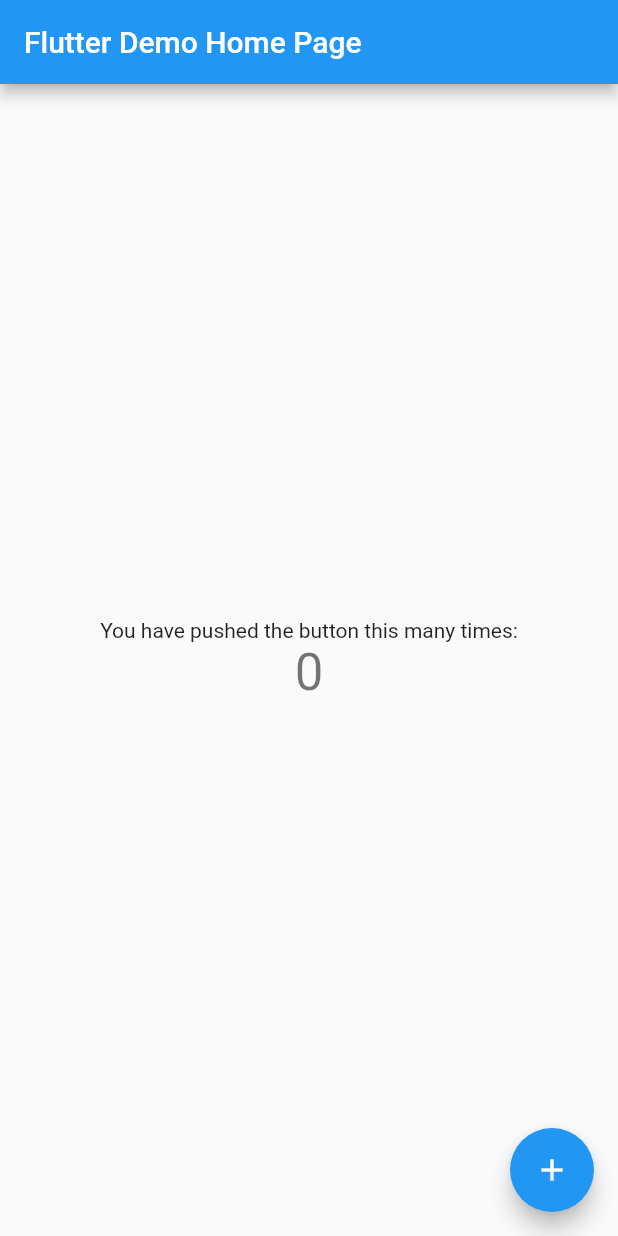
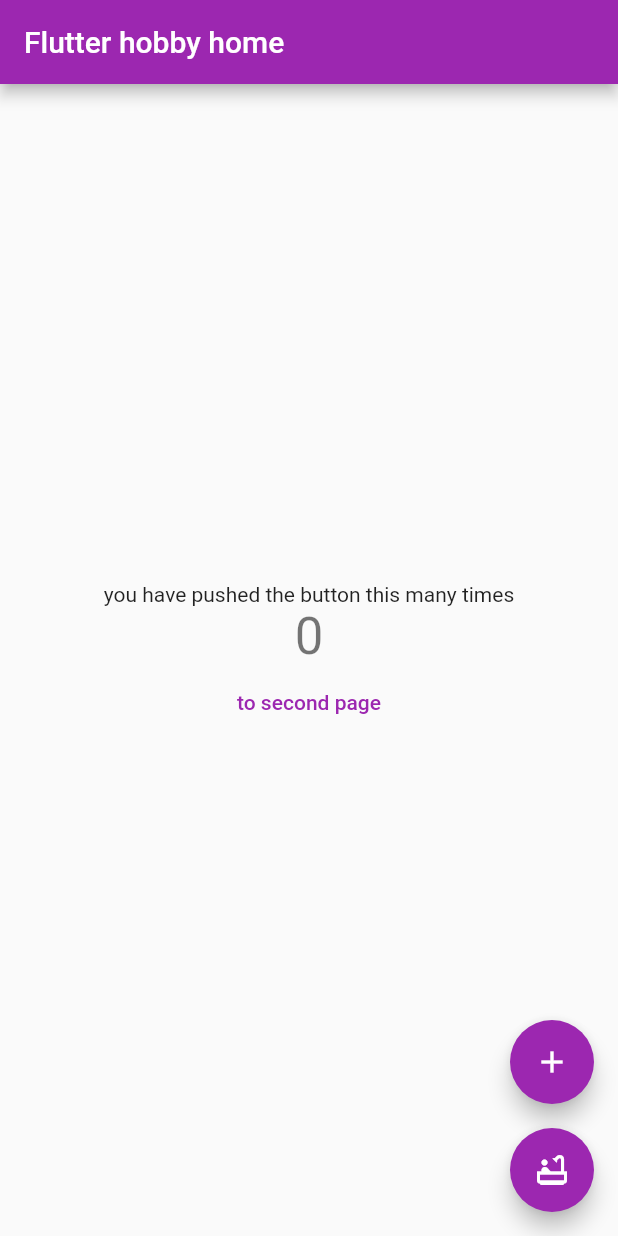
Before and after one commit to fs0414/flutter_hobby, a Flutter app: the screen it shows after launch, on a phone screen of 412 x 824 dp. Run offline on Flutter 3.47's test engine with Material 2 defaults, Android fonts, the phone set to English and light mode, and no system bars.

Commit message:
add: secondscreen route

```diff
--- a/lib/main.dart
+++ b/lib/main.dart
@@ -6,110 +6,129 @@ void main() {
 
 class MyApp extends StatelessWidget {
   const MyApp({super.key});
-
-  // This widget is the root of your application.
   @override
   Widget build(BuildContext context) {
     return MaterialApp(
-      title: 'Flutter Demo',
-      theme: ThemeData(
-        // This is the theme of your application.
-        //
-        // Try running your application with "flutter run". You'll see the
-        // application has a blue toolbar. Then, without quitting the app, try
-        // changing the primarySwatch below to Colors.green and then invoke
-        // "hot reload" (press "r" in the console where you ran "flutter run",
-        // or simply save your changes to "hot reload" in a Flutter IDE).
-        // Notice that the counter didn't reset back to zero; the application
-        // is not restarted.
-        primarySwatch: Colors.blue,
+        title: 'Flutter_hobby',
+        theme: ThemeData(
+          primarySwatch: Colors.purple,
+        ),
+        initialRoute: '/',
+        // home: const HomePage(title: 'Flutter hobby home'),
+        routes: {
+          '/': (context) => const HomeScreen(title: 'Flutter hobby home'),
+          '/second': (context) => const ListARenderScreen(),
+        });
+  }
+}
+
+class HomeScreen extends StatefulWidget {
+  const HomeScreen({super.key, required this.title});
+  final String title;
+
+  @override
+  State<HomeScreen> createState() => _HomeScreenState();
+}
+
+class _HomeScreenState extends State<HomeScreen> {
+  int _counter = 0;
+
+  void _incrementCounter() {
+    setState(() {
+      _counter++;
+    });
+  }
+
+  void _decrementCounter() {
+    setState(() {
+      _counter--;
+    });
+  }
+
+  void _showDiolog() {
+    context:
+    context;
+    builder:
+    (BuildContext context) {
+      return const AlertDialog(
+        title: Text('flutter popup'),
+      );
+    };
+  }
+
+  @override
+  Widget build(BuildContext context) {
+    return Scaffold(
+      appBar: AppBar(
+        title: Text(widget.title),
       ),
-      home: const MyHomePage(title: 'Flutter Demo Home Page'),
+      body: Center(
+        child: Column(
+          mainAxisAlignment: MainAxisAlignment.center,
+          children: <Widget>[
+            const Text('you have pushed the button this many times'),
+            Text(
+              '$_counter',
+              style: Theme.of(context).textTheme.headlineMedium,
+            ),
+            TextButton(
+                child: const Text('to second page'),
+                onPressed: () {
+                  Navigator.pushNamed(context, '/second');
+                })
+          ],
+        ),
+      ),
+      floatingActionButton: Column(
+        mainAxisAlignment: MainAxisAlignment.end,
+        children: <Widget>[
+          FloatingActionButton(
+            heroTag: "btn1",
+            onPressed: _incrementCounter,
+            tooltip: 'Increment',
+            child: const Icon(Icons.add),
+          ),
+          const SizedBox(height: 16.0),
+          FloatingActionButton(
+            heroTag: "btn2",
+            onPressed: _decrementCounter,
+            tooltip: 'Decrement',
+            child: const Icon(Icons.bathtub_outlined),
+          )
+        ],
+      ),
+      // floatingActionButton: FloatingActionButton(
+      //   onPressed: _incrementCounter,
+      //   tooltip: 'Increment',
+      //   child: const Icon(Icons.add),
+      // ),
     );
   }
 }
 
-class MyHomePage extends StatefulWidget {
-  const MyHomePage({super.key, required this.title});
-
-  // This widget is the home page of your application. It is stateful, meaning
-  // that it has a State object (defined below) that contains fields that affect
-  // how it looks.
-
-  // This class is the configuration for the state. It holds the values (in this
-  // case the title) provided by the parent (in this case the App widget) and
-  // used by the build method of the State. Fields in a Widget subclass are
-  // always marked "final".
-
-  final String title;
-
-  @override
-  State<MyHomePage> createState() => _MyHomePageState();
-}
-
-class _MyHomePageState extends State<MyHomePage> {
-  int _counter = 0;
-
-  void _incrementCounter() {
-    setState(() {
-      // This call to setState tells the Flutter framework that something has
-      // changed in this State, which causes it to rerun the build method below
-      // so that the display can reflect the updated values. If we changed
-      // _counter without calling setState(), then the build method would not be
-      // called again, and so nothing would appear to happen.
-      _counter++;
-    });
-  }
+class ListARenderScreen extends StatelessWidget {
+  const ListARenderScreen({super.key});
+  // final String title = 'flutter page second';
 
   @override
   Widget build(BuildContext context) {
-    // This method is rerun every time setState is called, for instance as done
-    // by the _incrementCounter method above.
-    //
-    // The Flutter framework has been optimized to make rerunning build methods
-    // fast, so that you can just rebuild anything that needs updating rather
-    // than having to individually change instances of widgets.
     return Scaffold(
       appBar: AppBar(
-        // Here we take the value from the MyHomePage object that was created by
-        // the App.build method, and use it to set our appbar title.
-        title: Text(widget.title),
+        title: const Text('flutter page second'),
       ),
       body: Center(
-        // Center is a layout widget. It takes a single child and positions it
-        // in the middle of the parent.
-        child: Column(
-          // Column is also a layout widget. It takes a list of children and
-          // arranges them vertically. By default, it sizes itself to fit its
-          // children horizontally, and tries to be as tall as its parent.
-          //
-          // Invoke "debug painting" (press "p" in the console, choose the
-          // "Toggle Debug Paint" action from the Flutter Inspector in Android
-          // Studio, or the "Toggle Debug Paint" command in Visual Studio Code)
-          // to see the wireframe for each widget.
-          //
-          // Column has various properties to control how it sizes itself and
-          // how it positions its children. Here we use mainAxisAlignment to
-          // center the children vertically; the main axis here is the vertical
-          // axis because Columns are vertical (the cross axis would be
-          // horizontal).
-          mainAxisAlignment: MainAxisAlignment.center,
-          children: <Widget>[
-            const Text(
-              'You have pushed the button this many times:',
-            ),
-            Text(
-              '$_counter',
-              style: Theme.of(context).textTheme.headlineMedium,
-            ),
-          ],
-        ),
-      ),
-      floatingActionButton: FloatingActionButton(
-        onPressed: _incrementCounter,
-        tooltip: 'Increment',
-        child: const Icon(Icons.add),
-      ), // This trailing comma makes auto-formatting nicer for build methods.
+          child: Column(
+        mainAxisAlignment: MainAxisAlignment.center,
+        children: <Widget>[
+          const Text('second page'),
+          TextButton(
+            child: const Text('home'),
+            onPressed: () {
+              Navigator.pop(context);
+            },
+          )
+        ],
+      )),
     );
   }
 }
```
Also changed, not shown: lib/mainCopy.dart (added, +65 -0 lines), 16 other files.
